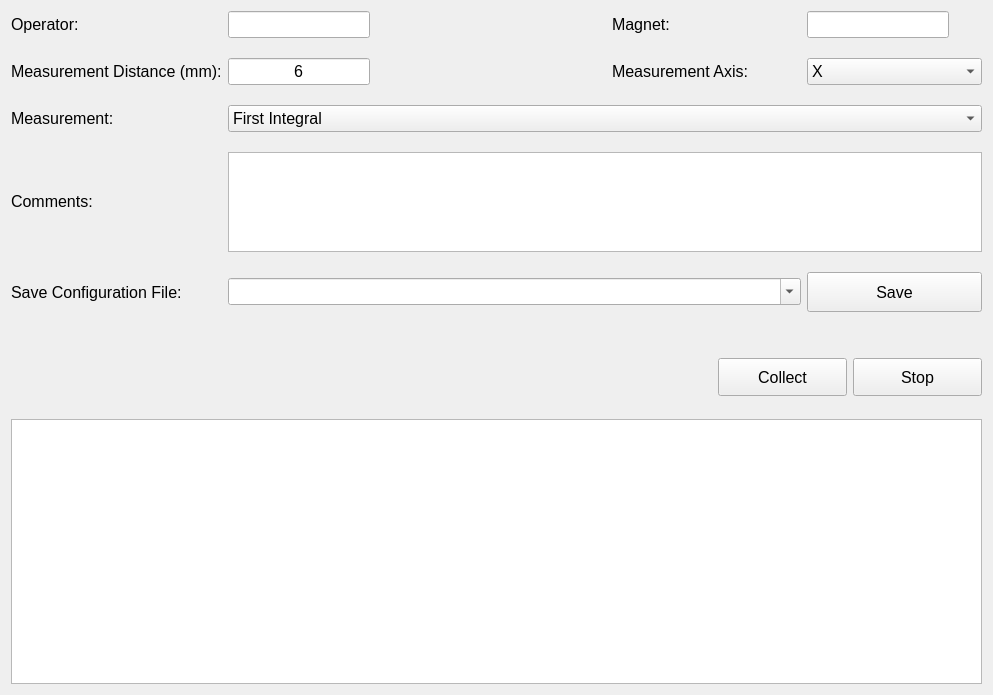
Old version of the form stretchedwire/gui/ui/measurementswidget.ui in the repository lnls-ima/stretched-wire.
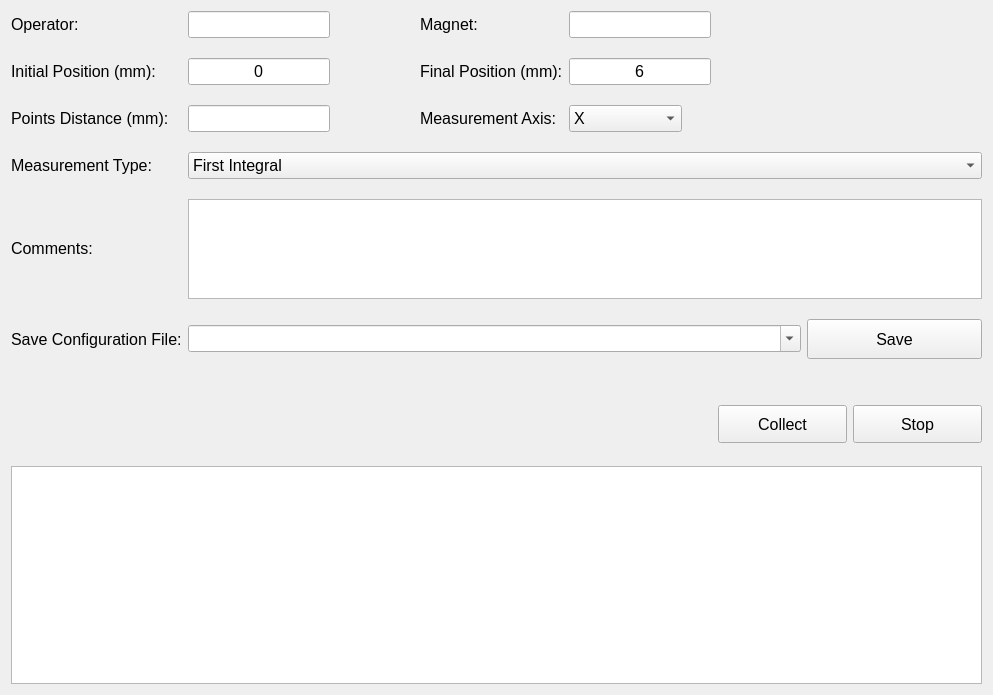
New version of the form. Icons and pictures are not drawn. Custom widgets are drawn as their Qt base class.

The edit to the form file:
```diff
--- a/stretchedwire/gui/ui/measurementswidget.ui
+++ b/stretchedwire/gui/ui/measurementswidget.ui
@@ -24,6 +24,69 @@
      <property name="verticalSpacing">
       <number>20</number>
      </property>
+     <item row="3" column="0">
+      <widget class="QLabel" name="label_3">
+       <property name="text">
+        <string>Points Distance (mm):</string>
+       </property>
+      </widget>
+     </item>
+     <item row="1" column="0" rowspan="2">
+      <widget class="QLabel" name="label_9">
+       <property name="text">
+        <string>Initial Position (mm):</string>
+       </property>
+      </widget>
+     </item>
+     <item row="1" column="1" rowspan="2" colspan="2">
+      <widget class="QLineEdit" name="le_init_pos">
+       <property name="sizePolicy">
+        <sizepolicy hsizetype="Fixed" vsizetype="Fixed">
+         <horstretch>0</horstretch>
+         <verstretch>0</verstretch>
+        </sizepolicy>
+       </property>
+       <property name="text">
+        <string>0</string>
+       </property>
+       <property name="alignment">
+        <set>Qt::AlignCenter</set>
+       </property>
+      </widget>
+     </item>
+     <item row="8" column="0" rowspan="3">
+      <widget class="QLabel" name="label">
+       <property name="sizePolicy">
+        <sizepolicy hsizetype="Fixed" vsizetype="Preferred">
+         <horstretch>0</horstretch>
+         <verstretch>0</verstretch>
+        </sizepolicy>
+       </property>
+       <property name="text">
+        <string>Save Configuration File:</string>
+       </property>
+      </widget>
+     </item>
+     <item row="7" column="0">
+      <widget class="QLabel" name="label_11">
+       <property name="sizePolicy">
+        <sizepolicy hsizetype="Preferred" vsizetype="Fixed">
+         <horstretch>0</horstretch>
+         <verstretch>0</verstretch>
+        </sizepolicy>
+       </property>
+       <property name="text">
+        <string>Comments:</string>
+       </property>
+      </widget>
+     </item>
+     <item row="0" column="3">
+      <widget class="QLabel" name="label_8">
+       <property name="text">
+        <string>Magnet:</string>
+       </property>
+      </widget>
+     </item>
      <item row="0" column="0">
       <widget class="QLabel" name="label_7">
        <property name="text">
@@ -31,20 +94,53 @@
        </property>
       </widget>
      </item>
-     <item row="7" column="1" rowspan="2" colspan="3">
-      <widget class="QComboBox" name="cmb_config">
-       <property name="statusTip">
-        <string>Selecionar arquivo de configuração.</string>
+     <item row="0" column="1" colspan="2">
+      <widget class="QLineEdit" name="le_operator">
+       <property name="sizePolicy">
+        <sizepolicy hsizetype="Fixed" vsizetype="Fixed">
+         <horstretch>0</horstretch>
+         <verstretch>0</verstretch>
+        </sizepolicy>
        </property>
-       <property name="editable">
-        <bool>true</bool>
+       <property name="text">
+        <string/>
        </property>
-       <property name="insertPolicy">
-        <enum>QComboBox::NoInsert</enum>
+       <property name="alignment">
+        <set>Qt::AlignLeading|Qt::AlignLeft|Qt::AlignVCenter</set>
        </property>
       </widget>
      </item>
-     <item row="6" column="1" colspan="4">
+     <item row="4" column="0" rowspan="3">
+      <widget class="QLabel" name="label_20">
+       <property name="text">
+        <string>Measurement Type:</string>
+       </property>
+      </widget>
+     </item>
+     <item row="1" column="3" rowspan="2">
+      <widget class="QLabel" name="label_12">
+       <property name="text">
+        <string>Final Position (mm):</string>
+       </property>
+      </widget>
+     </item>
+     <item row="0" column="4" colspan="3">
+      <widget class="QLineEdit" name="le_magnet_name">
+       <property name="sizePolicy">
+        <sizepolicy hsizetype="Fixed" vsizetype="Fixed">
+         <horstretch>0</horstretch>
+         <verstretch>0</verstretch>
+        </sizepolicy>
+       </property>
+       <property name="text">
+        <string/>
+       </property>
+       <property name="alignment">
+        <set>Qt::AlignLeading|Qt::AlignLeft|Qt::AlignVCenter</set>
+       </property>
+      </widget>
+     </item>
+     <item row="7" column="1" colspan="6">
       <widget class="QTextEdit" name="te_meas_details">
        <property name="sizePolicy">
         <sizepolicy hsizetype="Expanding" vsizetype="Minimum">
@@ -73,20 +169,70 @@
        </property>
       </widget>
      </item>
-     <item row="7" column="0" rowspan="2">
-      <widget class="QLabel" name="label">
+     <item row="4" column="1" rowspan="3" colspan="6">
+      <widget class="QComboBox" name="cmb_meas_integral">
+       <item>
+        <property name="text">
+         <string>First Integral</string>
+        </property>
+       </item>
+       <item>
+        <property name="text">
+         <string>Second Integral</string>
+        </property>
+       </item>
+      </widget>
+     </item>
+     <item row="8" column="1" rowspan="3" colspan="5">
+      <widget class="QComboBox" name="cmb_config">
+       <property name="statusTip">
+        <string>Selecionar arquivo de configuração.</string>
+       </property>
+       <property name="editable">
+        <bool>true</bool>
+       </property>
+       <property name="insertPolicy">
+        <enum>QComboBox::NoInsert</enum>
+       </property>
+      </widget>
+     </item>
+     <item row="1" column="4" rowspan="2" colspan="3">
+      <widget class="QLineEdit" name="le_final_pos">
        <property name="sizePolicy">
-        <sizepolicy hsizetype="Fixed" vsizetype="Preferred">
+        <sizepolicy hsizetype="Fixed" vsizetype="Fixed">
          <horstretch>0</horstretch>
          <verstretch>0</verstretch>
         </sizepolicy>
        </property>
        <property name="text">
-        <string>Save Configuration File:</string>
+        <string>6</string>
        </property>
+       <property name="alignment">
+        <set>Qt::AlignCenter</set>
+       </property>
       </widget>
      </item>
-     <item row="7" column="4" rowspan="2">
+     <item row="3" column="3">
+      <widget class="QLabel" name="label_2">
+       <property name="text">
+        <string>Measurement Axis:</string>
+       </property>
+      </widget>
+     </item>
+     <item row="3" column="1" colspan="2">
+      <widget class="QLineEdit" name="le_pts_dist">
+       <property name="sizePolicy">
+        <sizepolicy hsizetype="Fixed" vsizetype="Fixed">
+         <horstretch>0</horstretch>
+         <verstretch>0</verstretch>
+        </sizepolicy>
+       </property>
+       <property name="alignment">
+        <set>Qt::AlignCenter</set>
+       </property>
+      </widget>
+     </item>
+     <item row="8" column="6" rowspan="3">
       <widget class="QPushButton" name="pbt_save_config">
        <property name="enabled">
         <bool>true</bool>
@@ -118,96 +264,7 @@
        </property>
       </widget>
      </item>
-     <item row="6" column="0">
-      <widget class="QLabel" name="label_11">
-       <property name="sizePolicy">
-        <sizepolicy hsizetype="Preferred" vsizetype="Fixed">
-         <horstretch>0</horstretch>
-         <verstretch>0</verstretch>
-        </sizepolicy>
-       </property>
-       <property name="text">
-        <string>Comments:</string>
-       </property>
-      </widget>
-     </item>
-     <item row="0" column="1" colspan="2">
-      <widget class="QLineEdit" name="le_operator">
-       <property name="sizePolicy">
-        <sizepolicy hsizetype="Fixed" vsizetype="Fixed">
-         <horstretch>0</horstretch>
-         <verstretch>0</verstretch>
-        </sizepolicy>
-       </property>
-       <property name="text">
-        <string/>
-       </property>
-       <property name="alignment">
-        <set>Qt::AlignLeading|Qt::AlignLeft|Qt::AlignVCenter</set>
-       </property>
-      </widget>
-     </item>
-     <item row="0" column="3">
-      <widget class="QLabel" name="label_8">
-       <property name="text">
-        <string>Magnet:</string>
-       </property>
-      </widget>
-     </item>
-     <item row="0" column="4">
-      <widget class="QLineEdit" name="le_magnet_name">
-       <property name="sizePolicy">
-        <sizepolicy hsizetype="Fixed" vsizetype="Fixed">
-         <horstretch>0</horstretch>
-         <verstretch>0</verstretch>
-        </sizepolicy>
-       </property>
-       <property name="text">
-        <string/>
-       </property>
-       <property name="alignment">
-        <set>Qt::AlignLeading|Qt::AlignLeft|Qt::AlignVCenter</set>
-       </property>
-      </widget>
-     </item>
-     <item row="1" column="0" rowspan="2">
-      <widget class="QLabel" name="label_9">
-       <property name="text">
-        <string>Measurement Distance (mm):</string>
-       </property>
-      </widget>
-     </item>
-     <item row="1" column="1" rowspan="2" colspan="2">
-      <widget class="QLineEdit" name="le_motor_meas_dist">
-       <property name="sizePolicy">
-        <sizepolicy hsizetype="Fixed" vsizetype="Fixed">
-         <horstretch>0</horstretch>
-         <verstretch>0</verstretch>
-        </sizepolicy>
-       </property>
-       <property name="text">
-        <string>6</string>
-       </property>
-       <property name="alignment">
-        <set>Qt::AlignCenter</set>
-       </property>
-      </widget>
-     </item>
-     <item row="1" column="3" rowspan="2">
-      <widget class="QLabel" name="label_12">
-       <property name="text">
-        <string>Measurement Axis:</string>
-       </property>
-      </widget>
-     </item>
-     <item row="3" column="0" rowspan="3">
-      <widget class="QLabel" name="label_20">
-       <property name="text">
-        <string>Measurement:</string>
-       </property>
-      </widget>
-     </item>
-     <item row="1" column="4" rowspan="2">
+     <item row="3" column="4">
       <widget class="QComboBox" name="cmb_meas_axis">
        <property name="sizePolicy">
         <sizepolicy hsizetype="Preferred" vsizetype="Fixed">
@@ -227,20 +284,6 @@
        </item>
       </widget>
      </item>
-     <item row="3" column="1" rowspan="3" colspan="4">
-      <widget class="QComboBox" name="cmb_meas_integral">
-       <item>
-        <property name="text">
-         <string>First Integral</string>
-        </property>
-       </item>
-       <item>
-        <property name="text">
-         <string>Second Integral</string>
-        </property>
-       </item>
-      </widget>
-     </item>
     </layout>
    </item>
    <item row="2" column="0" colspan="3">
```
